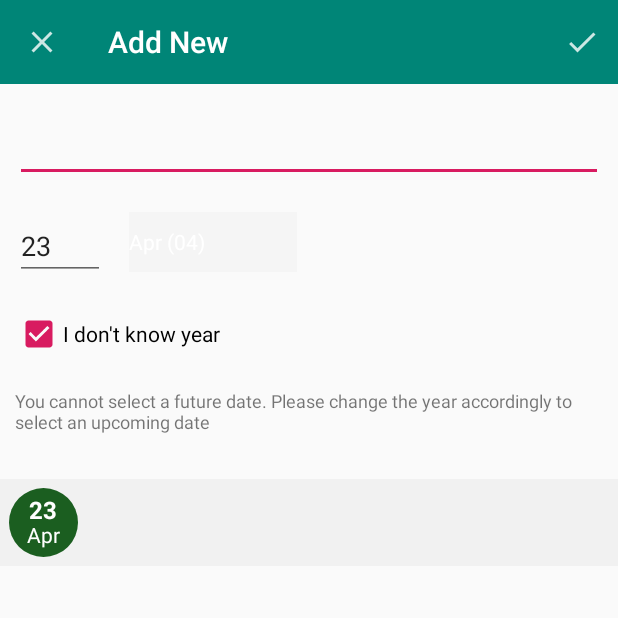
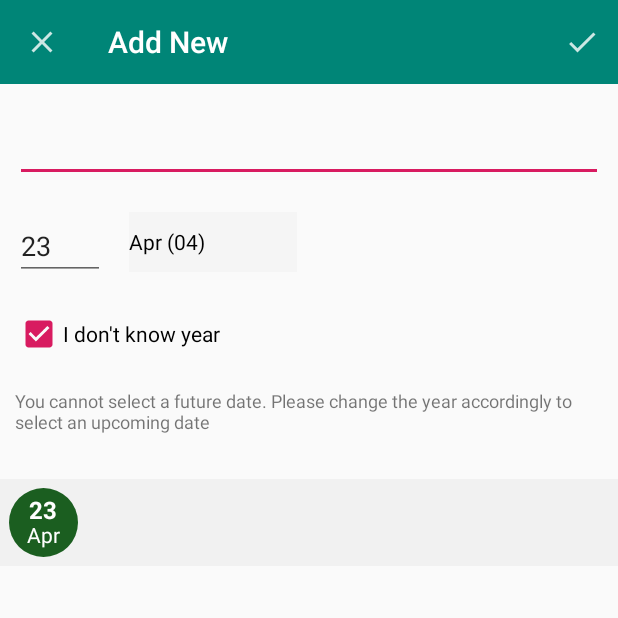
Before and after one commit to antandbuffalo/BirthdayReminderV2, an Android app: the AddNew screen opened directly, with no data from a screen before it, on a phone screen of 412 x 824 dp, the top half of it. Run offline under Robolectric (Android 15) with nearby library versions, the phone set to English and light mode, and no system bars; our stand-ins replace AdMob.

Commit message:
spinner ui updated

```diff
--- a/app/src/main/res/layout/add_new.xml
+++ b/app/src/main/res/layout/add_new.xml
@@ -78,6 +78,7 @@
         android:layout_marginStart="16dp"
         android:layout_marginTop="20dp"
         android:background="@color/browser_actions_bg_grey"
+        android:dropDownSelector="@color/sub_text_color"
         app:layout_constraintStart_toEndOf="@+id/date"
         app:layout_constraintTop_toBottomOf="@+id/personName" />
 
--- a/app/src/main/res/layout/spinner_item.xml
+++ b/app/src/main/res/layout/spinner_item.xml
@@ -3,4 +3,4 @@
     android:id="@android:id/text1"
     android:layout_width="match_parent"
     android:layout_height="wrap_content"
-    android:textColor="#ffffff" />
+    android:textColor="#000000" />
```
